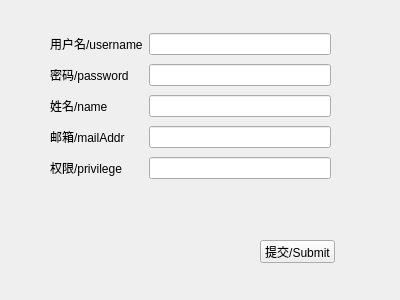
RebeccaPan/Train_Ticket, file src_client/add_user.ui: the form before one commit.
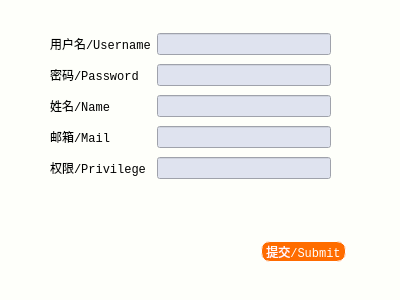
The form after the commit.

Diff of the .ui file:
```diff
--- a/src_client/add_user.ui
+++ b/src_client/add_user.ui
@@ -10,9 +10,32 @@
     <height>300</height>
    </rect>
   </property>
+  <property name="font">
+   <font>
+    <family>Consolas</family>
+   </font>
+  </property>
   <property name="windowTitle">
    <string>添加用户 Add User</string>
   </property>
+  <property name="styleSheet">
+   <string notr="true">QWidget{background-color: rgb(254,255,250);}
+
+QPushButton {
+	font:10pt &quot;Consolas&quot;;
+	border:2px groove white;border-radius:10px;padding:2px 4px;
+	background-color: rgb(255,108,0);color: rgb(255,255,255);
+}
+
+QLabel {
+	font:10pt &quot;Consolas&quot;;
+}
+
+QLineEdit {
+	font:10pt &quot;Consolas&quot;;
+	background-color: rgb(223,227,239);
+}</string>
+  </property>
   <widget class="QWidget" name="gridLayoutWidget">
    <property name="geometry">
     <rect>
@@ -26,7 +49,7 @@
     <item row="1" column="0">
      <widget class="QLabel" name="label_2_p">
       <property name="text">
-       <string>密码/password</string>
+       <string>密码/Password</string>
       </property>
      </widget>
     </item>
@@ -48,28 +71,28 @@
     <item row="4" column="0">
      <widget class="QLabel" name="label_5_g">
       <property name="text">
-       <string>权限/privilege</string>
+       <string>权限/Privilege</string>
       </property>
      </widget>
     </item>
     <item row="3" column="0">
      <widget class="QLabel" name="label_4_m">
       <property name="text">
-       <string>邮箱/mailAddr</string>
+       <string>邮箱/Mail</string>
       </property>
      </widget>
     </item>
     <item row="0" column="0">
      <widget class="QLabel" name="label_1_u">
       <property name="text">
-       <string>用户名/username</string>
+       <string>用户名/Username</string>
       </property>
      </widget>
     </item>
     <item row="2" column="0">
      <widget class="QLabel" name="label_3_n">
       <property name="text">
-       <string>姓名/name</string>
+       <string>姓名/Name</string>
       </property>
      </widget>
     </item>
@@ -80,7 +103,7 @@
     <rect>
      <x>260</x>
      <y>240</y>
-     <width>75</width>
+     <width>87</width>
      <height>23</height>
     </rect>
    </property>
```
